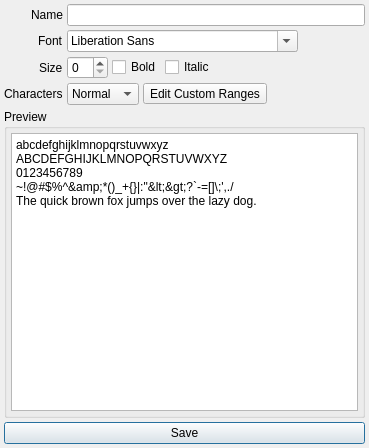
This is Editors/FontEditor.ui in enigma-dev/RadialGM as Qt 5 draws it before an edit. The edited form follows.
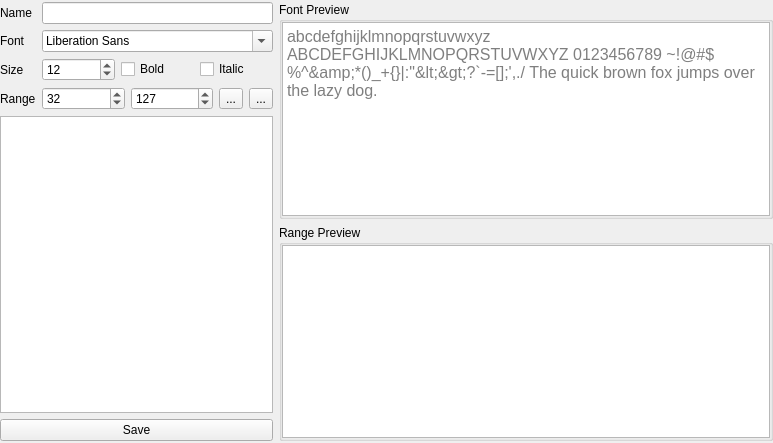
This is the edited form. Icons and pictures are not drawn.

Commit message: Fix repeated protomodel column count & header descriptions and implement font editor

The edit to the form file:
```diff
--- a/Editors/FontEditor.ui
+++ b/Editors/FontEditor.ui
@@ -6,8 +6,8 @@
    <rect>
     <x>0</x>
     <y>0</y>
-    <width>369</width>
-    <height>448</height>
+    <width>773</width>
+    <height>443</height>
    </rect>
   </property>
   <property name="windowTitle">
@@ -17,46 +17,72 @@
    <iconset resource="../images.qrc">
     <normaloff>:/resources/font.png</normaloff>:/resources/font.png</iconset>
   </property>
-  <layout class="QVBoxLayout" name="verticalLayout_3" stretch="0,1,0">
-   <property name="spacing">
-    <number>4</number>
+  <layout class="QHBoxLayout" name="horizontalLayout_5">
+   <property name="leftMargin">
+    <number>0</number>
    </property>
+   <property name="topMargin">
+    <number>2</number>
+   </property>
+   <property name="rightMargin">
+    <number>0</number>
+   </property>
+   <property name="bottomMargin">
+    <number>2</number>
+   </property>
+   <item>
+    <widget class="QWidget" name="fontWidget" native="true">
+     <property name="sizePolicy">
+      <sizepolicy hsizetype="Fixed" vsizetype="Preferred">
+       <horstretch>0</horstretch>
+       <verstretch>0</verstretch>
+      </sizepolicy>
+     </property>
+     <layout class="QVBoxLayout" name="verticalLayout_2">
    <property name="leftMargin">
-    <number>4</number>
+       <number>0</number>
    </property>
    <property name="topMargin">
-    <number>4</number>
+       <number>0</number>
    </property>
    <property name="rightMargin">
-    <number>4</number>
+       <number>0</number>
    </property>
    <property name="bottomMargin">
-    <number>4</number>
+       <number>0</number>
    </property>
    <item>
-    <layout class="QFormLayout" name="propertiesLayout">
-     <property name="sizeConstraint">
-      <enum>QLayout::SetDefaultConstraint</enum>
-     </property>
-     <property name="fieldGrowthPolicy">
-      <enum>QFormLayout::AllNonFixedFieldsGrow</enum>
-     </property>
-     <property name="labelAlignment">
-      <set>Qt::AlignRight|Qt::AlignTrailing|Qt::AlignVCenter</set>
-     </property>
-     <property name="horizontalSpacing">
-      <number>4</number>
-     </property>
-     <property name="verticalSpacing">
-      <number>4</number>
-     </property>
-     <item row="0" column="0">
-      <widget class="QLabel" name="label">
-       <property name="text">
-        <string>Name</string>
-       </property>
-      </widget>
-     </item>
+       <widget class="QWidget" name="fontStyleWidget" native="true">
+        <layout class="QHBoxLayout" name="horizontalLayout_4">
+         <property name="leftMargin">
+          <number>0</number>
+         </property>
+         <property name="topMargin">
+          <number>0</number>
+         </property>
+         <property name="rightMargin">
+          <number>0</number>
+         </property>
+         <property name="bottomMargin">
+          <number>0</number>
+         </property>
+         <item>
+          <widget class="QWidget" name="fontPropsWidget" native="true">
+           <layout class="QVBoxLayout" name="verticalLayout_4">
+            <property name="leftMargin">
+             <number>0</number>
+            </property>
+            <property name="topMargin">
+             <number>0</number>
+            </property>
+            <property name="rightMargin">
+             <number>0</number>
+            </property>
+            <property name="bottomMargin">
+             <number>0</number>
+            </property>
+            <item>
+             <layout class="QGridLayout" name="gridLayout">
      <item row="0" column="1">
       <widget class="QLineEdit" name="nameEdit">
        <property name="text">
@@ -64,10 +90,10 @@
        </property>
       </widget>
      </item>
-     <item row="1" column="0">
-      <widget class="QLabel" name="fontLabel">
+              <item row="2" column="0">
+               <widget class="QLabel" name="sizeLabel">
        <property name="text">
-        <string>Font</string>
+                 <string>Size</string>
        </property>
       </widget>
      </item>
@@ -84,25 +110,45 @@
        </property>
       </widget>
      </item>
-     <item row="2" column="0">
-      <widget class="QLabel" name="sizeLabel">
+              <item row="0" column="0">
+               <widget class="QLabel" name="nameLabel">
        <property name="text">
-        <string>Size</string>
+                 <string>Name</string>
+                </property>
+               </widget>
+              </item>
+              <item row="1" column="0">
+               <widget class="QLabel" name="fontLabel">
+                <property name="text">
+                 <string>Font</string>
        </property>
       </widget>
      </item>
      <item row="2" column="1">
-      <layout class="QHBoxLayout" name="styleLayout" stretch="0,0,1">
-       <property name="spacing">
-        <number>4</number>
+               <widget class="QWidget" name="styleWidget" native="true">
+                <layout class="QHBoxLayout" name="horizontalLayout_6">
+                 <property name="leftMargin">
+                  <number>0</number>
+                 </property>
+                 <property name="topMargin">
+                  <number>0</number>
+                 </property>
+                 <property name="rightMargin">
+                  <number>0</number>
+                 </property>
+                 <property name="bottomMargin">
+                  <number>0</number>
        </property>
        <item>
         <widget class="QSpinBox" name="sizeSpinBox">
-         <property name="sizePolicy">
-          <sizepolicy hsizetype="Fixed" vsizetype="Fixed">
-           <horstretch>0</horstretch>
-           <verstretch>0</verstretch>
-          </sizepolicy>
+                   <property name="minimum">
+                    <number>1</number>
+                   </property>
+                   <property name="maximum">
+                    <number>999999999</number>
+                   </property>
+                   <property name="value">
+                    <number>12</number>
          </property>
         </widget>
        </item>
@@ -115,79 +161,63 @@
        </item>
        <item>
         <widget class="QCheckBox" name="italicCheckBox">
-         <property name="sizePolicy">
-          <sizepolicy hsizetype="Minimum" vsizetype="Fixed">
-           <horstretch>0</horstretch>
-           <verstretch>0</verstretch>
-          </sizepolicy>
-         </property>
          <property name="text">
           <string>Italic</string>
          </property>
         </widget>
        </item>
       </layout>
+               </widget>
      </item>
      <item row="3" column="0">
-      <widget class="QLabel" name="charactersLabel">
+               <widget class="QLabel" name="rangeLabel">
        <property name="text">
-        <string>Characters</string>
+                 <string>Range</string>
        </property>
       </widget>
      </item>
      <item row="3" column="1">
-      <layout class="QHBoxLayout" name="charactersLayout" stretch="0,0,1">
-       <property name="spacing">
-        <number>4</number>
-       </property>
-       <item>
-        <widget class="QComboBox" name="charactersComboBox">
-         <property name="sizePolicy">
-          <sizepolicy hsizetype="Fixed" vsizetype="Fixed">
-           <horstretch>0</horstretch>
-           <verstretch>0</verstretch>
-          </sizepolicy>
-         </property>
-         <item>
-          <property name="text">
-           <string>Normal</string>
-          </property>
-         </item>
-         <item>
-          <property name="text">
-           <string>ASCII</string>
-          </property>
-         </item>
+               <widget class="QWidget" name="rangeWidget" native="true">
+                <layout class="QHBoxLayout" name="horizontalLayout_3">
+                 <property name="leftMargin">
+                  <number>0</number>
+                 </property>
+                 <property name="topMargin">
+                  <number>0</number>
+                 </property>
+                 <property name="rightMargin">
+                  <number>0</number>
+                 </property>
+                 <property name="bottomMargin">
+                  <number>0</number>
+                 </property>
          <item>
-          <property name="text">
-           <string>Letters</string>
-          </property>
-         </item>
-         <item>
-          <property name="text">
-           <string>Digits</string>
-          </property>
+                  <widget class="QSpinBox" name="rangeBeginBox">
+                   <property name="maximum">
+                    <number>255</number>
+                   </property>
+                   <property name="value">
+                    <number>32</number>
+                   </property>
+                  </widget>
          </item>
          <item>
-          <property name="text">
-           <string>Custom</string>
-          </property>
-         </item>
+                  <widget class="QSpinBox" name="rangeEndBox">
+                   <property name="minimum">
+                    <number>1</number>
+                   </property>
+                   <property name="maximum">
+                    <number>255</number>
+                   </property>
+                   <property name="value">
+                    <number>127</number>
+                   </property>
         </widget>
        </item>
        <item>
-        <widget class="QToolButton" name="toolButton">
-         <property name="sizePolicy">
-          <sizepolicy hsizetype="Fixed" vsizetype="Fixed">
-           <horstretch>0</horstretch>
-           <verstretch>0</verstretch>
-          </sizepolicy>
-         </property>
-         <property name="toolTip">
-          <string>Edit Custom Ranges</string>
-         </property>
+                  <widget class="QToolButton" name="addRangeButtom">
          <property name="text">
-          <string>Edit Custom Ranges</string>
+                    <string>...</string>
          </property>
          <property name="icon">
           <iconset resource="../images.qrc">
@@ -196,65 +226,59 @@
         </widget>
        </item>
        <item>
-        <spacer name="horizontalSpacer">
-         <property name="orientation">
-          <enum>Qt::Horizontal</enum>
-         </property>
-         <property name="sizeHint" stdset="0">
-          <size>
-           <width>40</width>
-           <height>20</height>
-          </size>
-         </property>
-        </spacer>
-       </item>
-      </layout>
+                  <widget class="QToolButton" name="deleteRangeButton">
+                   <property name="text">
+                    <string>...</string>
+                   </property>
+                   <property name="icon">
+                    <iconset resource="../images.qrc">
+                     <normaloff>:/actions/delete.png</normaloff>:/actions/delete.png</iconset>
+                   </property>
+                  </widget>
+                 </item>
+                </layout>
+               </widget>
      </item>
     </layout>
    </item>
+           </layout>
+          </widget>
+         </item>
+        </layout>
+       </widget>
+      </item>
    <item>
-    <widget class="QGroupBox" name="previewBox">
-     <property name="title">
-      <string>Preview</string>
-     </property>
-     <property name="flat">
+       <widget class="QWidget" name="rangeListWidget" native="true">
+        <layout class="QVBoxLayout" name="verticalLayout">
+         <property name="leftMargin">
+          <number>0</number>
+         </property>
+         <property name="topMargin">
+          <number>0</number>
+         </property>
+         <property name="rightMargin">
+          <number>0</number>
+         </property>
+         <property name="bottomMargin">
+          <number>0</number>
+         </property>
+         <item>
+          <widget class="QTableView" name="rangeTableView">
+           <property name="editTriggers">
+            <set>QAbstractItemView::AllEditTriggers</set>
+           </property>
+           <property name="selectionMode">
+            <enum>QAbstractItemView::SingleSelection</enum>
+           </property>
+           <property name="selectionBehavior">
+            <enum>QAbstractItemView::SelectRows</enum>
+           </property>
+           <attribute name="horizontalHeaderStretchLastSection">
       <bool>true</bool>
-     </property>
-     <layout class="QVBoxLayout" name="verticalLayout_2">
-      <property name="spacing">
-       <number>4</number>
-      </property>
-      <property name="leftMargin">
-       <number>4</number>
-      </property>
-      <property name="topMargin">
-       <number>4</number>
-      </property>
-      <property name="rightMargin">
-       <number>4</number>
-      </property>
-      <property name="bottomMargin">
-       <number>4</number>
-      </property>
-      <item>
-       <widget class="QPlainTextEdit" name="previewTextEdit">
-        <property name="sizePolicy">
-         <sizepolicy hsizetype="Expanding" vsizetype="Expanding">
-          <horstretch>0</horstretch>
-          <verstretch>0</verstretch>
-         </sizepolicy>
-        </property>
-        <property name="plainText">
-         <string>abcdefghijklmnopqrstuvwxyz
-ABCDEFGHIJKLMNOPQRSTUVWXYZ
-0123456789
-~!@#$%^&amp;*()_+{}|:&quot;&lt;&gt;?`-=[]\;',./
-The quick brown fox jumps over the lazy dog.
-</string>
-        </property>
-       </widget>
-      </item>
-     </layout>
+           </attribute>
+           <attribute name="verticalHeaderStretchLastSection">
+            <bool>false</bool>
+           </attribute>
     </widget>
    </item>
    <item>
@@ -266,9 +290,113 @@
       <iconset resource="../images.qrc">
        <normaloff>:/actions/accept.png</normaloff>:/actions/accept.png</iconset>
      </property>
-     <property name="default">
+          </widget>
+         </item>
+        </layout>
+       </widget>
+      </item>
+     </layout>
+    </widget>
+   </item>
+   <item>
+    <widget class="QWidget" name="fontPreviewWidget" native="true">
+     <layout class="QVBoxLayout" name="verticalLayout_3">
+      <property name="leftMargin">
+       <number>0</number>
+      </property>
+      <property name="topMargin">
+       <number>0</number>
+      </property>
+      <property name="rightMargin">
+       <number>0</number>
+      </property>
+      <property name="bottomMargin">
+       <number>0</number>
+      </property>
+      <item>
+       <widget class="QGroupBox" name="fontPreview">
+        <property name="title">
+         <string>Font Preview</string>
+        </property>
+        <layout class="QHBoxLayout" name="horizontalLayout">
+         <property name="leftMargin">
+          <number>0</number>
+         </property>
+         <property name="topMargin">
+          <number>0</number>
+         </property>
+         <property name="rightMargin">
+          <number>0</number>
+         </property>
+         <property name="bottomMargin">
+          <number>0</number>
+         </property>
+         <item>
+          <widget class="QTextEdit" name="fontPreviewText">
+           <property name="font">
+            <font>
+             <pointsize>12</pointsize>
+            </font>
+           </property>
+           <property name="frameShadow">
+            <enum>QFrame::Sunken</enum>
+           </property>
+           <property name="verticalScrollBarPolicy">
+            <enum>Qt::ScrollBarAsNeeded</enum>
+           </property>
+           <property name="lineWrapMode">
+            <enum>QTextEdit::NoWrap</enum>
+           </property>
+           <property name="readOnly">
       <bool>true</bool>
      </property>
+           <property name="html">
+            <string>&lt;!DOCTYPE HTML PUBLIC &quot;-//W3C//DTD HTML 4.0//EN&quot; &quot;http://www.w3.org/TR/REC-html40/strict.dtd&quot;&gt;
+&lt;html&gt;&lt;head&gt;&lt;meta name=&quot;qrichtext&quot; content=&quot;1&quot; /&gt;&lt;style type=&quot;text/css&quot;&gt;
+p, li { white-space: pre-wrap; }
+&lt;/style&gt;&lt;/head&gt;&lt;body style=&quot; font-family:'Sans Serif'; font-size:12pt; font-weight:400; font-style:normal;&quot;&gt;
+&lt;p style=&quot;-qt-paragraph-type:empty; margin-top:0px; margin-bottom:0px; margin-left:0px; margin-right:0px; -qt-block-indent:0; text-indent:0px; font-family:'Sans Serif';&quot;&gt;&lt;br /&gt;&lt;/p&gt;&lt;/body&gt;&lt;/html&gt;</string>
+           </property>
+           <property name="acceptRichText">
+            <bool>false</bool>
+           </property>
+           <property name="placeholderText">
+            <string>abcdefghijklmnopqrstuvwxyz ABCDEFGHIJKLMNOPQRSTUVWXYZ 0123456789 ~!@#$%^&amp;*()_+{}|:&quot;&lt;&gt;?`-=[];',./ The quick brown fox jumps over the lazy dog.</string>
+           </property>
+          </widget>
+         </item>
+        </layout>
+       </widget>
+      </item>
+      <item>
+       <widget class="QGroupBox" name="rangePreview">
+        <property name="title">
+         <string>Range Preview</string>
+        </property>
+        <layout class="QHBoxLayout" name="horizontalLayout_2">
+         <property name="leftMargin">
+          <number>0</number>
+         </property>
+         <property name="topMargin">
+          <number>0</number>
+         </property>
+         <property name="rightMargin">
+          <number>0</number>
+         </property>
+         <property name="bottomMargin">
+          <number>0</number>
+         </property>
+         <item>
+          <widget class="QTextEdit" name="rangePreviewText">
+           <property name="readOnly">
+            <bool>true</bool>
+           </property>
+          </widget>
+         </item>
+        </layout>
+       </widget>
+      </item>
+     </layout>
     </widget>
    </item>
   </layout>
```
Left out of the diff: 2 changed lines with no effect on the pictures. Lines whose indentation alone changed are shown as unchanged. The commit also changes 7 other files.
